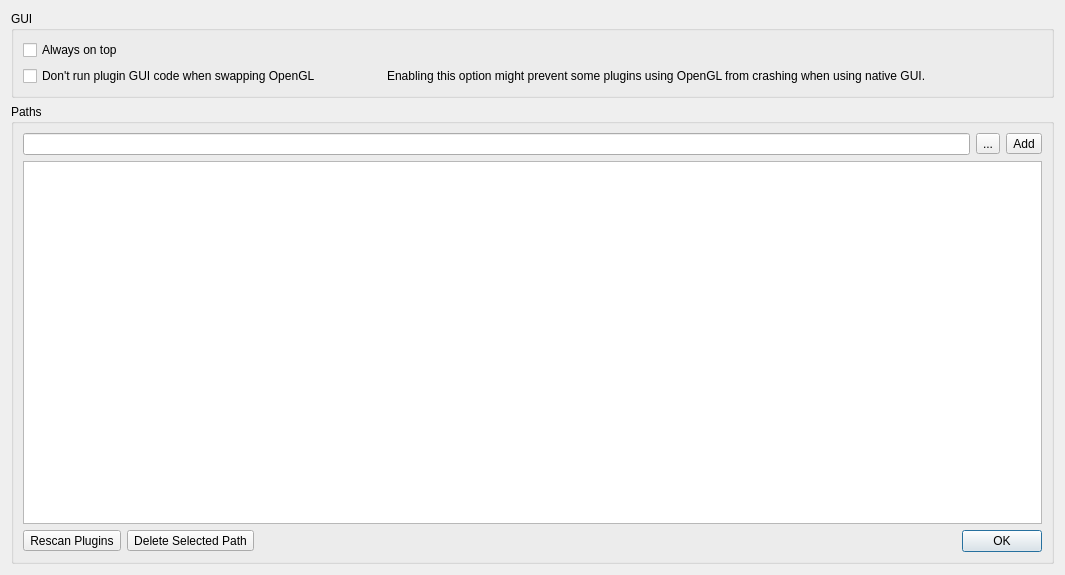
Qt form Qt/qt4_vst_paths_widget.ui (kmatheussen/radium) before a commit.
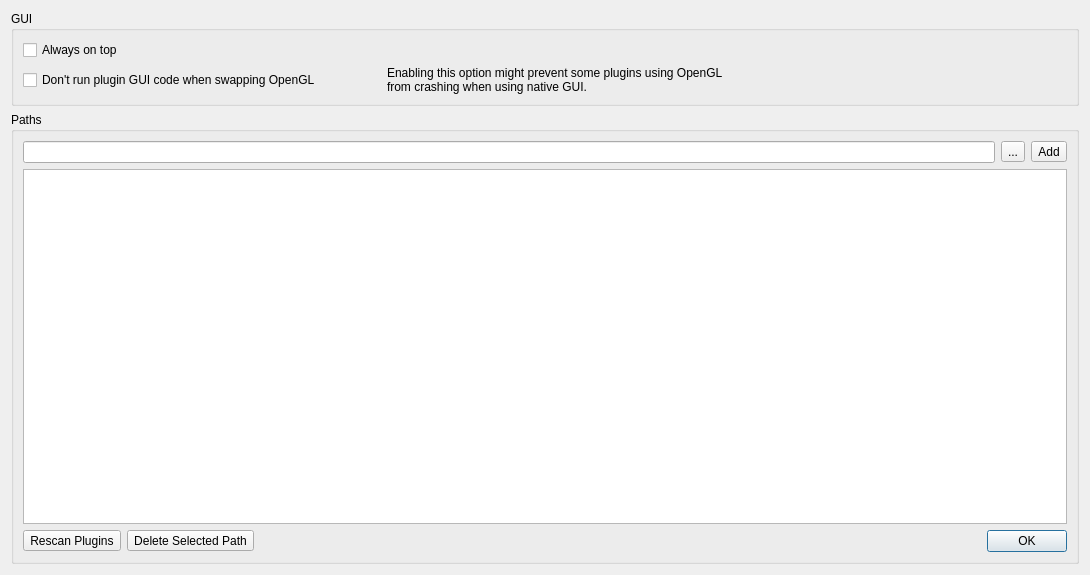
The same form after that commit.

```diff
--- a/Qt/qt4_vst_paths_widget.ui
+++ b/Qt/qt4_vst_paths_widget.ui
@@ -6,7 +6,7 @@
    <rect>
     <x>0</x>
     <y>0</y>
-    <width>1065</width>
+    <width>1090</width>
     <height>575</height>
    </rect>
   </property>
@@ -59,7 +59,7 @@
       <item row="1" column="2">
        <widget class="QLabel" name="label_12">
         <property name="text">
-         <string>&lt;html&gt;&lt;head/&gt;&lt;body&gt;&lt;p&gt;&lt;span style=&quot; color:#000000;&quot;&gt;Enabling this option might prevent some plugins using OpenGL from crashing when using native GUI.
+         <string>&lt;html&gt;&lt;head/&gt;&lt;body&gt;&lt;p&gt;&lt;span style=&quot; color:#000000;&quot;&gt;Enabling this option might prevent some plugins using OpenGL&lt;br/&gt;from crashing when using native GUI.
 &lt;/span&gt;&lt;/p&gt;&lt;/body&gt;&lt;/html&gt;</string>
         </property>
        </widget>
```
